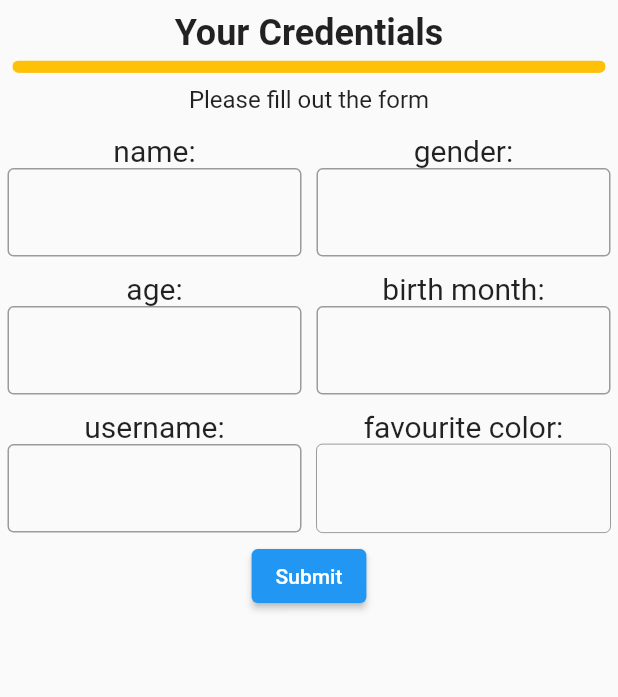
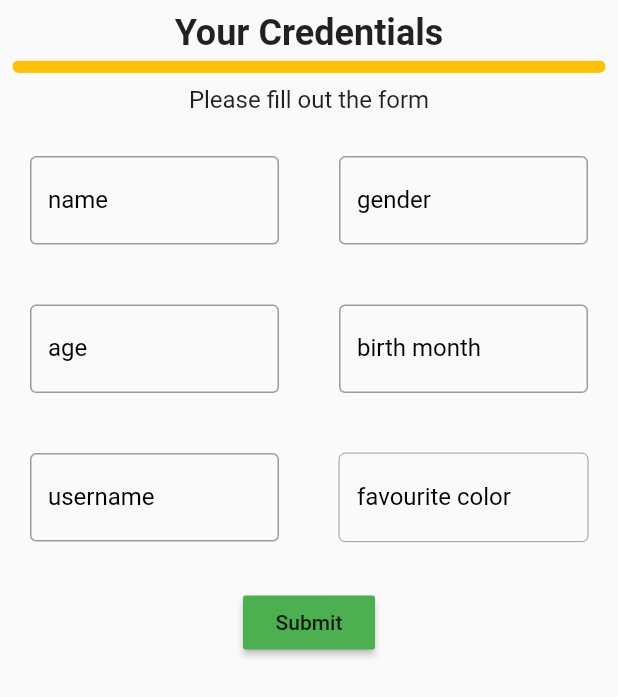
Before and after one commit to jdevacc20/die_vier_stunden_woche, a Flutter app: the LevelOverflowWidget widget shown alone on an empty page, opened directly, on a phone screen of 412 x 824 dp. Shown: the top 697 px of the screen. Run offline on Flutter 3.47's test engine with Material 2 defaults, Android fonts, the phone set to English and light mode, and no system bars; our stand-ins replace shared_preferences; accounts and stored records are empty.

Commit message:
Fix LevelOverflow and apply theme settings

```diff
--- a/flutter_app/lib/levels/level_overflow/level_overflow_input_widget.dart
+++ b/flutter_app/lib/levels/level_overflow/level_overflow_input_widget.dart
@@ -30,16 +30,21 @@ class _LevelOverflowInputState extends State<LevelOverflowInputWidget> {
       children: [
         Expanded(
           child: Padding(
-            padding: EdgeInsets.all(5.0),
+            padding: EdgeInsets.all(20),
             child: Column(children: [
-              Text(
-                widget.labelLeft,
-                style: TextStyle(fontSize: 20),
-              ),
               TextFormField(
                 validator: validate,
                 decoration: InputDecoration(
-                    border: OutlineInputBorder(), labelText: ''),
+                  border: OutlineInputBorder(),
+                  labelText: widget.labelLeft,
+                  labelStyle: TextStyle(color: Theme.of(context).shadowColor),
+                  focusedBorder: OutlineInputBorder(
+                    borderSide: BorderSide(
+                      color: Theme.of(context).shadowColor,
+                    ),
+                  ),
+                ),
+                cursorColor: Theme.of(context).shadowColor,
                 onChanged: widget.overflowInput ? onChangedInput : null,
                 controller: widget.overflowInput ? controllerLeft : null,
               ),
@@ -48,20 +53,24 @@ class _LevelOverflowInputState extends State<LevelOverflowInputWidget> {
         ),
         Expanded(
           child: Padding(
-            padding: EdgeInsets.all(5.0),
+            padding: EdgeInsets.all(20),
             child: Column(children: [
-              Text(
-                widget.labelRight,
-                style: TextStyle(fontSize: 20),
-              ),
               TextFormField(
                 validator: validate,
                 decoration: InputDecoration(
-                    border: OutlineInputBorder(),
-                    labelText: '',
-                    errorStyle: TextStyle(
-                      color: Colors.red,
-                    )),
+                  border: OutlineInputBorder(),
+                  focusedBorder: OutlineInputBorder(
+                    borderSide: BorderSide(
+                      color: Theme.of(context).shadowColor,
+                    ),
+                  ),
+                  labelText: widget.labelRight,
+                  labelStyle: TextStyle(color: Theme.of(context).shadowColor),
+                  errorStyle: TextStyle(
+                    color: Colors.red,
+                  ),
+                ),
+                cursorColor: Theme.of(context).shadowColor,
                 enabled: !widget.overflowInput,
                 controller: widget.overflowInput ? controller : null,
               ),
--- a/flutter_app/lib/levels/level_overflow/level_overflow_widget.dart
+++ b/flutter_app/lib/levels/level_overflow/level_overflow_widget.dart
@@ -26,19 +26,21 @@ class _LevelOverflowWidgetState extends State<LevelOverflowWidget> {
             mainAxisAlignment: MainAxisAlignment.spaceEvenly,
             children: <Widget>[
               LevelOverflowInputWidget(
-                labelLeft: "name:",
-                labelRight: "gender:",
+                labelLeft: "name",
+                labelRight: "gender",
               ),
               LevelOverflowInputWidget(
-                labelLeft: "age:",
-                labelRight: "birth month:",
+                labelLeft: "age",
+                labelRight: "birth month",
               ),
               LevelOverflowInputWidget(
-                labelLeft: "username:",
-                labelRight: "favourite color:",
+                labelLeft: "username",
+                labelRight: "favourite color",
                 overflowInput: true,
               ),
-              ElevatedButton(
+              Padding(
+                padding: EdgeInsets.all(10),
+                child: MaterialButton(
                     onPressed: () {
                       if (_formKey.currentState!.validate()) {
                         setState(() {
@@ -46,7 +48,9 @@ class _LevelOverflowWidgetState extends State<LevelOverflowWidget> {
                         });
                       }
                     },
-                  child: const Text("Submit"))
+                    color: Theme.of(context).primaryColor,
+                    child: const Text("Submit")),
+              )
             ],
           ),
         ),
```
Lines whose indentation alone changed are shown as unchanged.
